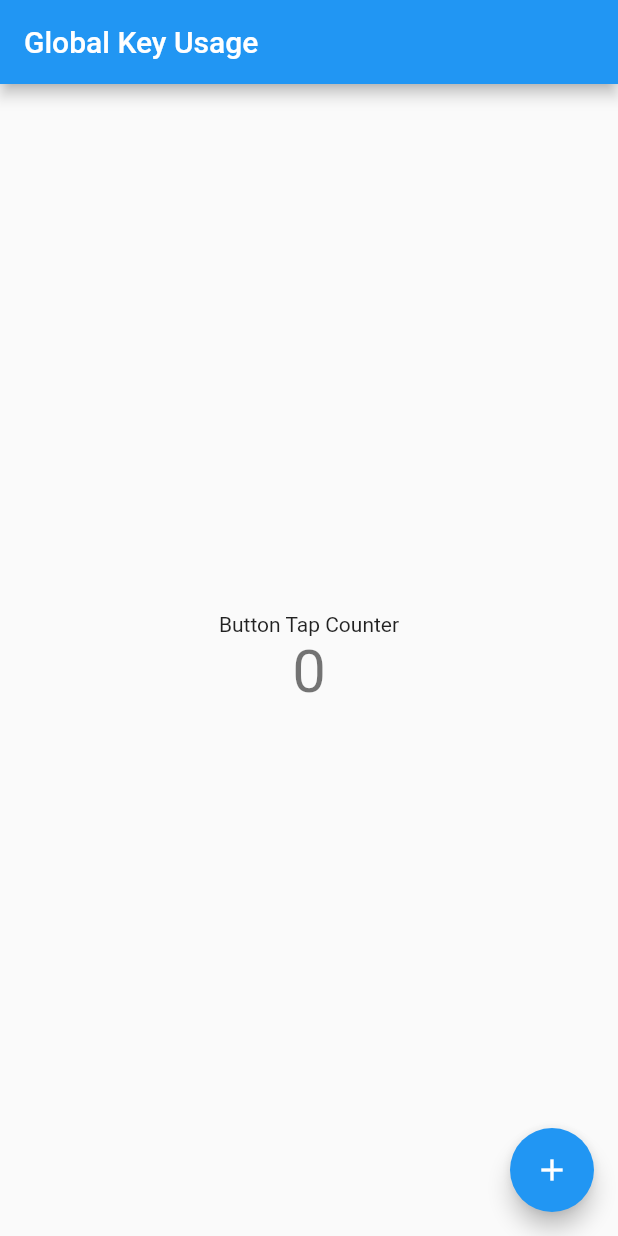
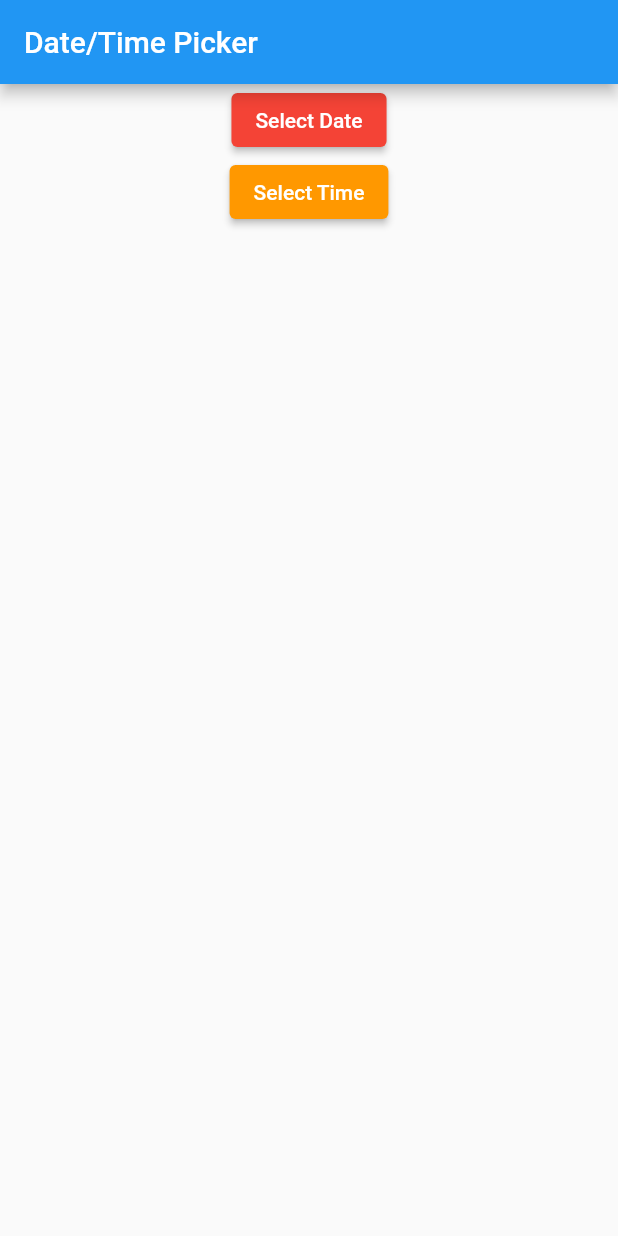
Before and after one commit to YigitTilki/flutterstarterpack2, a Flutter app: the screen it shows after launch, on a phone screen of 412 x 824 dp. Run offline on Flutter 3.47's test engine with Material 2 defaults, Android fonts, the phone set to English and light mode, and no system bars; our stand-ins replace email_validator, flutter_pw_validator.

Commit message:
Date&Time Picker

```diff
--- /dev/null
+++ b/lib/InputWidgets/dateTimePicker.dart
@@ -0,0 +1,70 @@
+import 'package:flutter/material.dart';
+
+class DateTimePicker extends StatefulWidget {
+  const DateTimePicker({Key? key}) : super(key: key);
+
+  @override
+  State<DateTimePicker> createState() => _DateTimePickerState();
+}
+
+class _DateTimePickerState extends State<DateTimePicker> {
+  DateTime? selectedDate;
+  TimeOfDay? selectedTime;
+
+  @override
+  Widget build(BuildContext context) {
+    DateTime now = DateTime.now();
+    DateTime threeMonthsAgo = DateTime(now.year, now.month - 3);
+    DateTime twentyDaysLater = DateTime(now.year, now.month, now.day + 20);
+
+    TimeOfDay currentTime = TimeOfDay.now();
+
+    return Scaffold(
+      appBar: AppBar(
+        title: const Text("Date/Time Picker"),
+      ),
+      body: Center(
+        child: Column(
+          children: [
+            ElevatedButton(
+              onPressed: () async {
+                final DateTime? pickedDate = await showDatePicker(
+                  context: context,
+                  initialDate: now,
+                  firstDate: threeMonthsAgo,
+                  lastDate: twentyDaysLater,
+                );
+
+                if (pickedDate != null && pickedDate != selectedDate) {
+                  setState(() {
+                    selectedDate = pickedDate;
+                  });
+                }
+              },
+              style: ElevatedButton.styleFrom(backgroundColor: Colors.red),
+              child: const Text("Select Date"),
+            ),
+            ElevatedButton(
+              onPressed: () async {
+                final TimeOfDay? pickedTime = await showTimePicker(
+                    context: context, initialTime: currentTime);
+
+                if (pickedTime != null && pickedTime != selectedTime) {
+                  setState(() {
+                    selectedTime = pickedTime;
+                  });
+                }
+              },
+              style: ElevatedButton.styleFrom(backgroundColor: Colors.orange),
+              child: const Text("Select Time"),
+            ),
+            if (selectedDate != null)
+              Text("Selected Date: ${selectedDate.toString()}"),
+            if (selectedTime != null)
+              Text("Selected Time: ${selectedTime.toString()}")
+          ],
+        ),
+      ),
+    );
+  }
+}
--- a/lib/main.dart
+++ b/lib/main.dart
@@ -1,5 +1,7 @@
 import 'package:flutter/material.dart';
+import 'package:flutterstarterpack2/InputWidgets/dateTimePicker.dart';
 import 'package:flutterstarterpack2/InputWidgets/globalKey.dart';
+import 'package:flutterstarterpack2/InputWidgets/otherFormElements.dart';
 
 import 'package:flutterstarterpack2/InputWidgets/textField.dart';
 import 'package:flutterstarterpack2/InputWidgets/textFormField.dart';
@@ -14,6 +16,6 @@ class MyApp extends StatelessWidget {
   // This widget is the root of your application.
   @override
   Widget build(BuildContext context) {
-    return MaterialApp(home: GlobalKeyUsage());
+    return MaterialApp(home: DateTimePicker());
   }
 }
```
